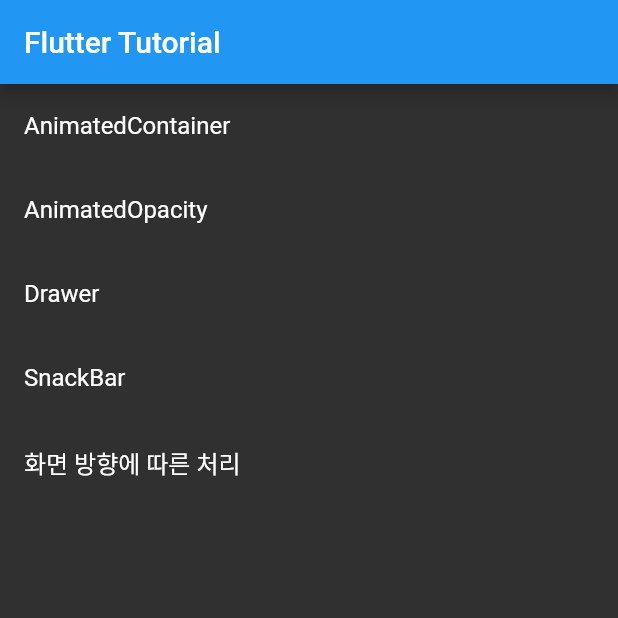
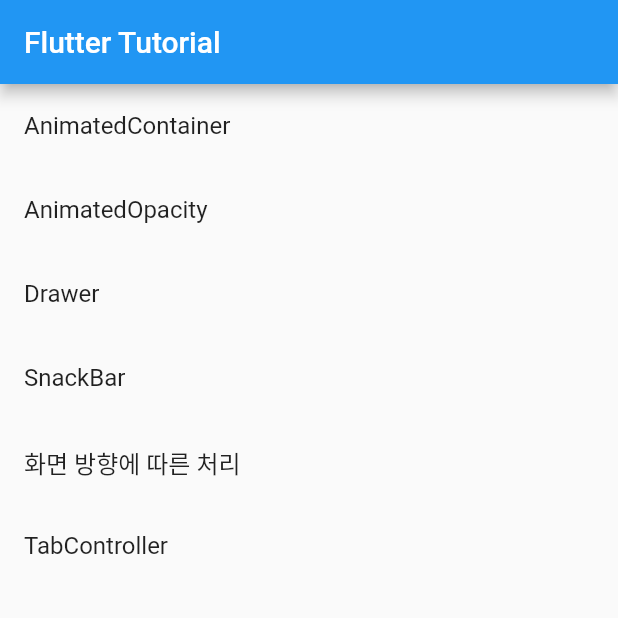
Before and after one commit to freelife1191/flutter_cookbook, a Flutter app: the screen it shows after launch, on a phone screen of 412 x 824 dp, the top half of it. Run offline on Flutter 3.47's test engine with Material 2 defaults, Android fonts, the phone set to English and light mode, and no system bars.

Commit message:
MyTabController 구현

```diff
--- a/lib/main.dart
+++ b/lib/main.dart
@@ -4,6 +4,7 @@ import 'package:fluttercookbook/src/MyAnimatedOpacity.dart';
 import 'package:fluttercookbook/src/MyDrawer.dart';
 import 'package:fluttercookbook/src/MyOrientation.dart';
 import 'package:fluttercookbook/src/MySnackBar.dart';
+import 'package:fluttercookbook/src/MyTabController.dart';
 
 void main() => runApp(MyApp());
 
@@ -14,10 +15,10 @@ class MyApp extends StatelessWidget {
     return MaterialApp(
       title: 'Flutter Demo',
       theme: ThemeData(
-        //primarySwatch: Colors.blue, // 전체적인 테마 색상
-        brightness: Brightness.dark, //전체적인 테마 변경
-        primaryColor: Colors.blue, //기본 색상
-        accentColor: Colors.yellow //버튼 색
+        primarySwatch: Colors.blue, // 전체적인 테마 색상
+//        brightness: Brightness.dark, //전체적인 테마 변경
+//        primaryColor: Colors.blue, //기본 색상
+//        accentColor: Colors.yellow //버튼 색
       ),
       home: Scaffold(
         appBar: AppBar(
@@ -69,6 +70,12 @@ class _HomeState extends State<Home> {
             Navigator.push(context, MaterialPageRoute(builder: (context) => MyOrientation()));
           },
         ),
+        ListTile(
+          title: Text('TabController'),
+          onTap: () {
+            Navigator.push(context, MaterialPageRoute(builder: (context) => MyTabController()));
+          },
+        ),
       ],
     );
   }
```
Also changed, not shown: lib/src/MyTabController.dart (added, +34 -0 lines).
